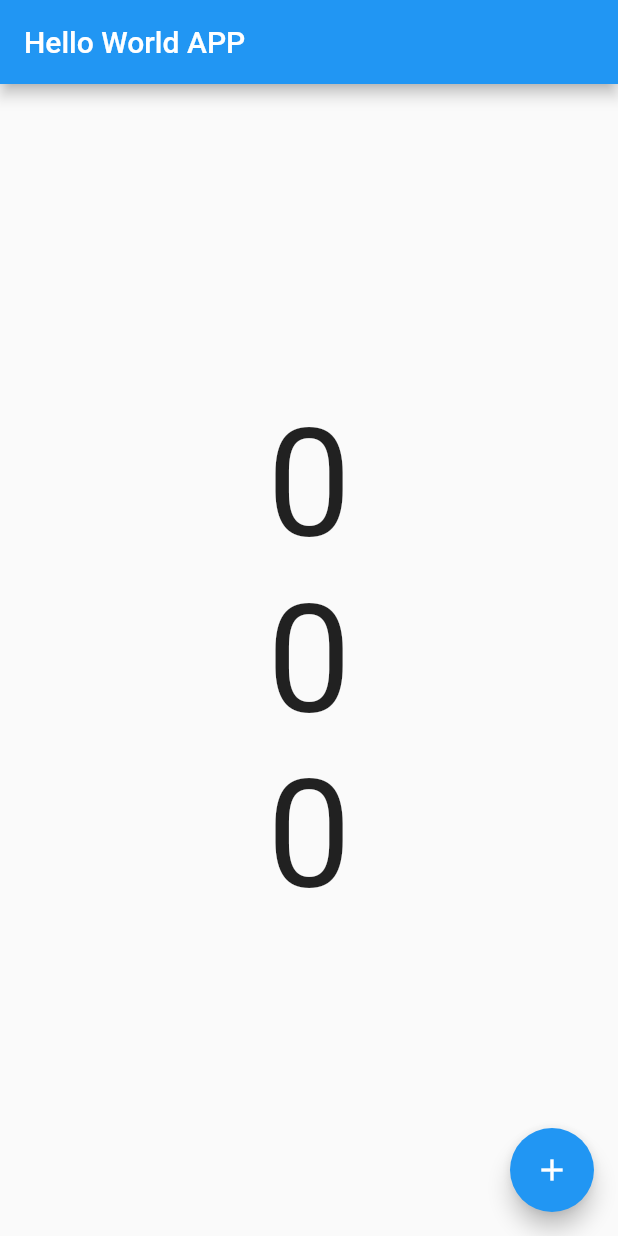
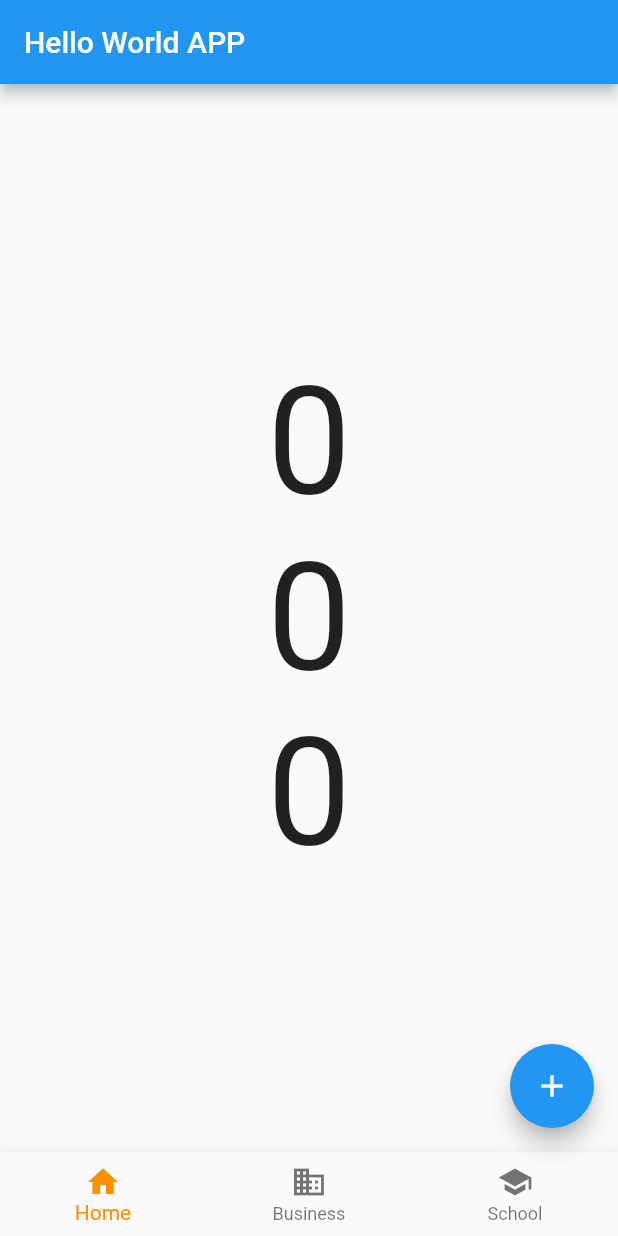
Before and after one commit to RakibHossainMorul/helloworld, a Flutter app: the screen it shows after launch, on a phone screen of 412 x 824 dp. Run offline on Flutter 3.47's test engine with Material 2 defaults, Android fonts, the phone set to English and light mode, and no system bars.

Commit message:
third commit

```diff
--- a/lib/main.dart
+++ b/lib/main.dart
@@ -1,4 +1,7 @@
 import 'package:flutter/material.dart';
+import 'package:helloworld/businessClass.dart';
+import 'package:helloworld/homeClass.dart';
+import 'package:helloworld/schoolClass.dart';
 
 void main() {
   runApp(const Root());
@@ -30,16 +33,16 @@ class OneClass extends StatefulWidget {
 }
 
 class _OneClassState extends State<OneClass> {
-  var counterValue = 0;
-  var counterValue2 = 0;
-  var counterValue3 = 0;
+  var _counterValue = 0;
+  var _counterValue2 = 0;
+  var _counterValue3 = 0;
 
   //defining a funtion for increment state of initial value
   void increment() {
     setState(() {
-      counterValue = counterValue + 5;
-      counterValue2 = counterValue - 10;
-      counterValue3 = counterValue * 2;
+      _counterValue = _counterValue + 5;
+      _counterValue2 = _counterValue - 10;
+      _counterValue3 = _counterValue * 2;
     });
   }
 
@@ -49,20 +52,63 @@ class _OneClassState extends State<OneClass> {
       appBar: AppBar(
         title: Text(widget.title),
       ),
+      bottomNavigationBar: BottomNavigationBar(
+        //how to page navigation
+        onTap: (index) {
+          if (index == 0) {
+            Navigator.push(
+              context,
+              MaterialPageRoute(builder: (context) => const HomeClass()),
+            );
+          } else if (index == 1) {
+            Navigator.push(
+              context,
+              MaterialPageRoute(builder: (context) => const BusinessClass()),
+            );
+          } else if (index == 2) {
+            Navigator.push(
+              context,
+              MaterialPageRoute(builder: (context) => const SchoolClass()),
+            );
+          }
+        },
+
+        currentIndex: 0,
+        selectedItemColor: Colors.amber[800],
+
+        items: const <BottomNavigationBarItem>[
+          BottomNavigationBarItem(
+            icon: Icon(Icons.home),
+            label: 'Home',
+            tooltip: "This is Home Navigation Item",
+            backgroundColor: Colors.redAccent,
+          ),
+          BottomNavigationBarItem(
+              icon: Icon(Icons.business),
+              label: 'Business',
+              tooltip: "This is Business Navigation Item"),
+          BottomNavigationBarItem(
+            icon: Icon(Icons.school),
+            label: 'School',
+            tooltip: "This is School Navigation Item",
+            backgroundColor: Colors.redAccent,
+          ),
+        ],
+      ),
       body: Center(
         child: Column(
           mainAxisAlignment: MainAxisAlignment.center,
           children: <Widget>[
             Text(
-              "$counterValue",
+              "$_counterValue",
               style: const TextStyle(fontSize: 100),
             ),
             Text(
-              "$counterValue2",
+              "$_counterValue2",
               style: const TextStyle(fontSize: 100),
             ),
             Text(
-              "$counterValue3",
+              "$_counterValue3",
               style: const TextStyle(fontSize: 100),
             ),
           ],
```
Also changed, not shown: lib/businessClass.dart (added, +37 -0 lines), lib/homeClass.dart (added, +14 -0 lines), lib/schoolClass.dart (added, +14 -0 lines), 1 other file.
